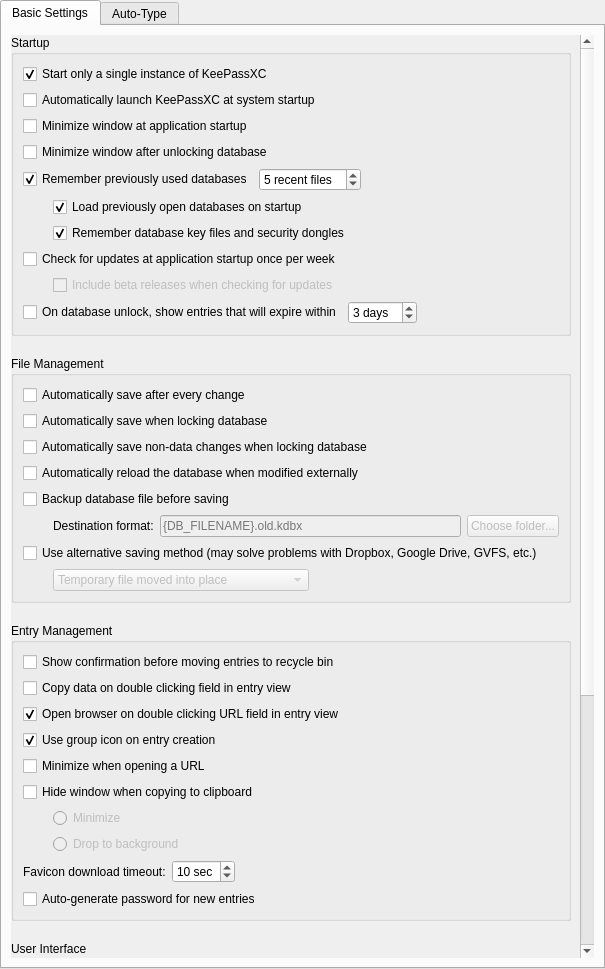
Above: src/gui/ApplicationSettingsWidgetGeneral.ui from keepassxreboot/keepassxc before the change. Below: the same form after it.
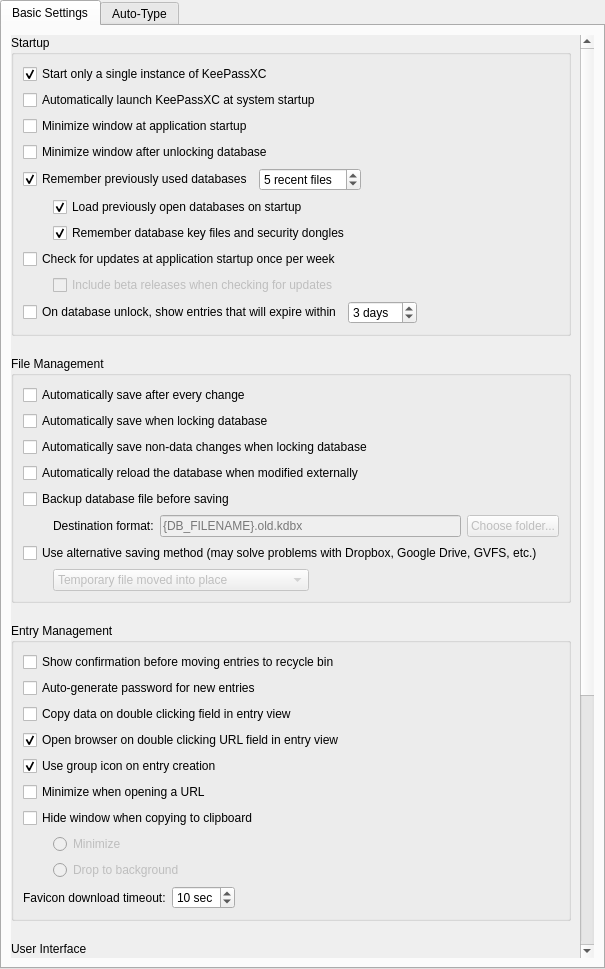
That is the form after the change. Custom widgets are drawn as their Qt base class.

What changed in the file:
```diff
--- a/src/gui/ApplicationSettingsWidgetGeneral.ui
+++ b/src/gui/ApplicationSettingsWidgetGeneral.ui
@@ -57,9 +57,9 @@
           <property name="geometry">
            <rect>
             <x>0</x>
-            <y>-174</y>
-            <width>590</width>
-            <height>1413</height>
+            <y>0</y>
+            <width>568</width>
+            <height>1226</height>
            </rect>
           </property>
           <layout class="QVBoxLayout" name="verticalLayout_8">
@@ -539,6 +539,13 @@
                 </property>
                </widget>
               </item>
+              <item>
+               <widget class="QCheckBox" name="autoGeneratePasswordForNewEntriesCheckBox">
+                <property name="text">
+                 <string>Auto-generate password for new entries</string>
+                </property>
+               </widget>
+              </item>
               <item>
                <widget class="QCheckBox" name="EnableCopyOnDoubleClickCheckBox">
                 <property name="text">
@@ -698,13 +705,6 @@
                 </item>
                </layout>
               </item>
-              <item>
-               <widget class="QCheckBox" name="autoGeneratePasswordForNewEntriesCheckBox">
-                <property name="text">
-                 <string>Auto-generate password for new entries</string>
-                </property>
-               </widget>
-              </item>
              </layout>
             </widget>
            </item>
```
